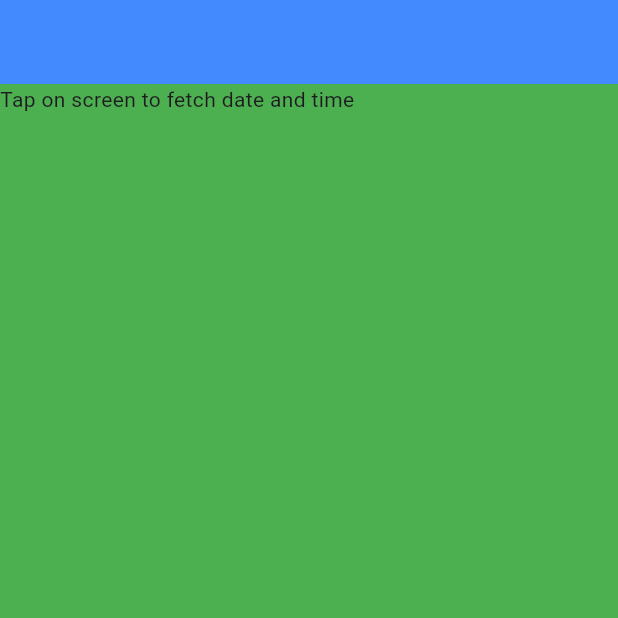
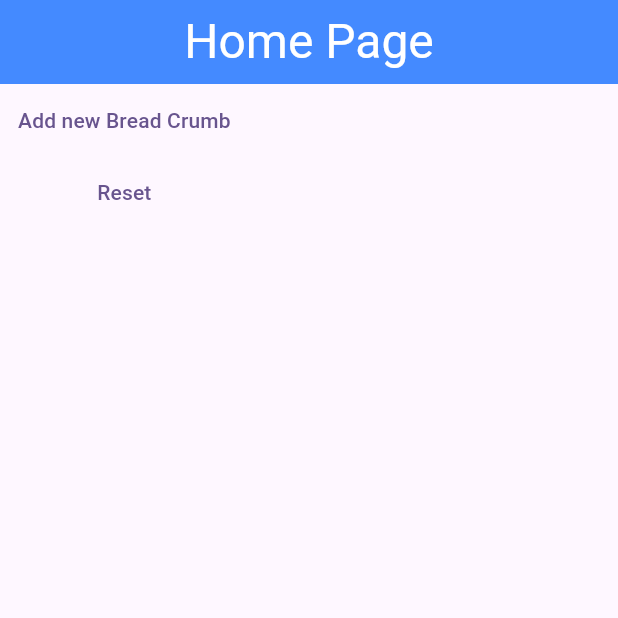
Before and after one commit to archit-dynamic/state_management, a Flutter app: the screen it shows after launch, on a phone screen of 412 x 824 dp, the top half of it. Run offline on Flutter 3.47's test engine with Material 2 defaults, Android fonts, the phone set to English and light mode, and no system bars.

Commit message:
provider step-1

```diff
--- a/lib/inherited_widget/home_page.dart
+++ b/lib/inherited_widget/home_page.dart
@@ -2,14 +2,15 @@ import 'package:flutter/material.dart';
 import 'package:state_management/inherited_widget/dateTimeWidget.dart';
 import 'package:state_management/inherited_widget/provider.dart';
 
-class HomePage extends StatefulWidget {
-  const HomePage({super.key});
+class InheritedWidgetHomePage extends StatefulWidget {
+  const InheritedWidgetHomePage({super.key});
 
   @override
-  State<HomePage> createState() => _HomePageState();
+  State<InheritedWidgetHomePage> createState() =>
+      _InheritedWidgetHomePageState();
 }
 
-class _HomePageState extends State<HomePage> {
+class _InheritedWidgetHomePageState extends State<InheritedWidgetHomePage> {
   ValueKey textKey = const ValueKey<String?>(null);
 
   @override
--- a/lib/main.dart
+++ b/lib/main.dart
@@ -1,7 +1,8 @@
 import 'package:flutter/material.dart';
-import 'package:state_management/inherited_widget/api.dart';
-import 'package:state_management/inherited_widget/home_page.dart';
-import 'package:state_management/inherited_widget/provider.dart';
+import 'package:provider/provider.dart';
+import 'package:state_management/provider/breadcrumb_provider.dart';
+import 'package:state_management/provider/home_page.dart';
+import 'package:state_management/provider/new_breadcrumb_widget.dart';
 
 void main() {
   runApp(const MyApp());
@@ -13,7 +14,10 @@ class MyApp extends StatelessWidget {
   // This widget is the root of your application.
   @override
   Widget build(BuildContext context) {
-    return MaterialApp(
+    /// Provider main.dart file code
+    return ChangeNotifierProvider(
+      create: (_) => BreadCrumbProvider(),
+      child: MaterialApp(
         title: 'Flutter Demo',
         theme: ThemeData(
           colorScheme: ColorScheme.fromSeed(seedColor: Colors.deepPurple),
@@ -21,7 +25,13 @@ class MyApp extends StatelessWidget {
         ),
 
         /// Inherited Widget main.dart file code
-      home: ApiProvider(api: Api(), child: const HomePage()),
+        // home: ApiProvider(api: Api(), child: const InheritedWidgetHomePage()),
+        /// Provider main.dart file code
+        home: const ProviderHomePage(),
+        routes: {
+          "/new": (context) => const NewBreadCrumbWidget(),
+        },
+      ),
     );
   }
 }
--- /dev/null
+++ b/lib/provider/breadcrumb.dart
@@ -0,0 +1,22 @@
+import 'package:uuid/uuid.dart';
+
+class BreadCrumb {
+  bool isActive;
+  final String name;
+  final String uuid;
+
+  BreadCrumb({required this.isActive, required this.name})
+      : uuid = const Uuid().v4();
+
+  void activate() {
+    isActive = true;
+  }
+
+  @override
+  bool operator ==(covariant BreadCrumb other) => uuid == other.uuid;
+
+  @override
+  int get hashCode => uuid.hashCode;
+
+  String get title => name + (isActive ? " > " : "");
+}
--- /dev/null
+++ b/lib/provider/breadcrumb_provider.dart
@@ -0,0 +1,23 @@
+import 'dart:collection';
+
+import 'package:flutter/material.dart';
+import 'package:state_management/provider/breadcrumb.dart';
+
+class BreadCrumbProvider extends ChangeNotifier {
+  final List<BreadCrumb> _items = [];
+
+  UnmodifiableListView<BreadCrumb> get items => UnmodifiableListView(_items);
+
+  void add(BreadCrumb breadCrumb) {
+    for (final item in _items) {
+      item.activate();
+    }
+    _items.add(breadCrumb);
+    notifyListeners();
+  }
+
+  void reset() {
+    _items.clear();
+    notifyListeners();
+  }
+}
--- /dev/null
+++ b/lib/provider/home_page.dart
@@ -0,0 +1,43 @@
+import 'package:flutter/material.dart';
+import 'package:provider/provider.dart';
+import 'package:state_management/provider/breadcrumb_provider.dart';
+import 'package:state_management/provider/breadcrumbs_widget.dart';
+
+class ProviderHomePage extends StatelessWidget {
+  const ProviderHomePage({super.key});
+
+  @override
+  Widget build(BuildContext context) {
+    return Scaffold(
+      appBar: AppBar(
+        title: const Text(
+          "Home Page",
+          style: TextStyle(color: Colors.white, fontSize: 32),
+        ),
+        centerTitle: true,
+        backgroundColor: Colors.blueAccent,
+      ),
+      body: Column(
+        children: [
+          Consumer<BreadCrumbProvider>(
+            builder: (context, value, child) {
+              return BredCrumbsWidget(breadCrumbs: value.items);
+            },
+          ),
+          TextButton(
+            onPressed: () {
+              Navigator.of(context).pushNamed("/new");
+            },
+            child: const Text("Add new Bread Crumb"),
+          ),
+          TextButton(
+            onPressed: () {
+              context.read<BreadCrumbProvider>().reset();
+            },
+            child: const Text("Reset"),
+          ),
+        ],
+      ),
+    );
+  }
+}
--- a/pubspec.yaml
+++ b/pubspec.yaml
@@ -36,6 +36,7 @@ dependencies:
   # Use with the CupertinoIcons class for iOS style icons.
   cupertino_icons: ^1.0.2
   uuid: ^4.1.0
+  provider: ^6.0.5
 
 dev_dependencies:
   flutter_test:
```
Also changed, not shown: lib/provider/breadcrumbs_widget.dart (added, +26 -0 lines), lib/provider/new_breadcrumb_widget.dart (added, +70 -0 lines), pubspec.lock. Lines whose indentation alone changed are shown as unchanged.
